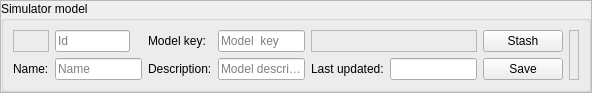
Above: src/blackgui/editors/modelmappingform.ui from swift-project/pilotclient before the change. Below: the same form after it.
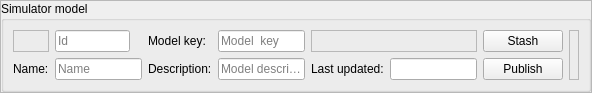
That is the form after the change. Custom widgets are drawn as their Qt base class.

Commit message: refs #535, renamed save to publish * in same step fixed tabstops * capital letters

Patch:
```diff
--- a/src/blackgui/editors/modelmappingform.ui
+++ b/src/blackgui/editors/modelmappingform.ui
@@ -7,7 +7,7 @@
     <x>0</x>
     <y>0</y>
     <width>592</width>
-    <height>87</height>
+    <height>93</height>
    </rect>
   </property>
   <property name="windowTitle">
@@ -81,7 +81,7 @@
       <item row="1" column="6">
        <widget class="QPushButton" name="pb_Save">
         <property name="text">
-         <string>Save</string>
+         <string>Publish</string>
         </property>
        </widget>
       </item>
```
Left out of the diff: 8 changed lines with no effect on the pictures. The commit also changes 4 other files.
